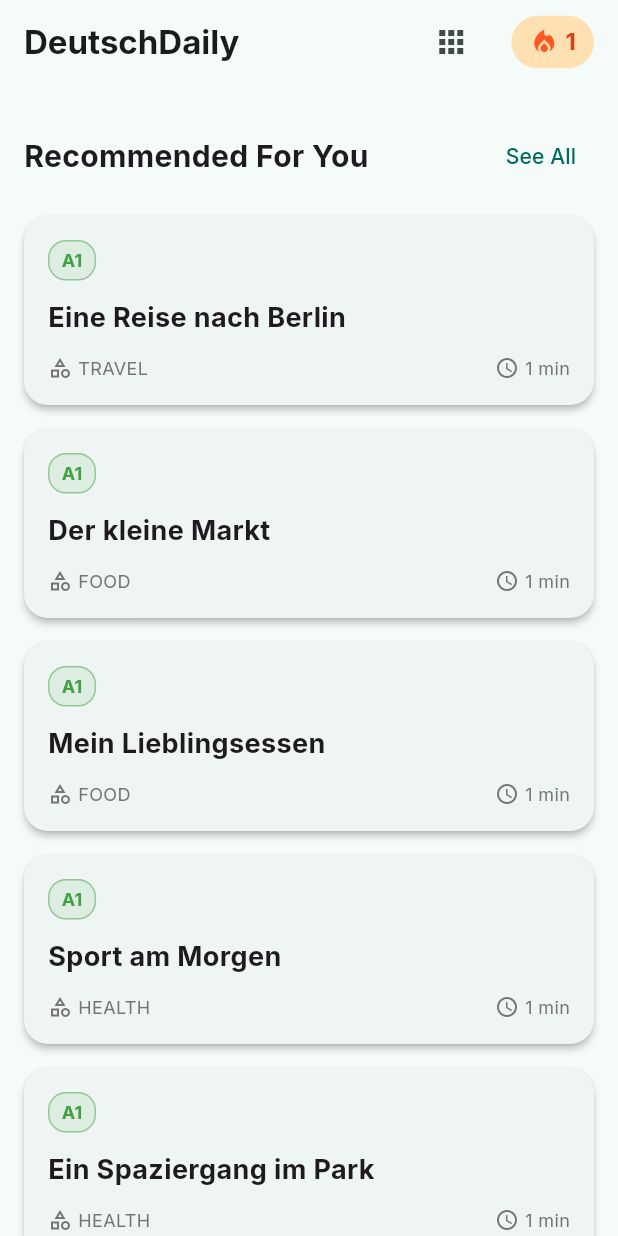
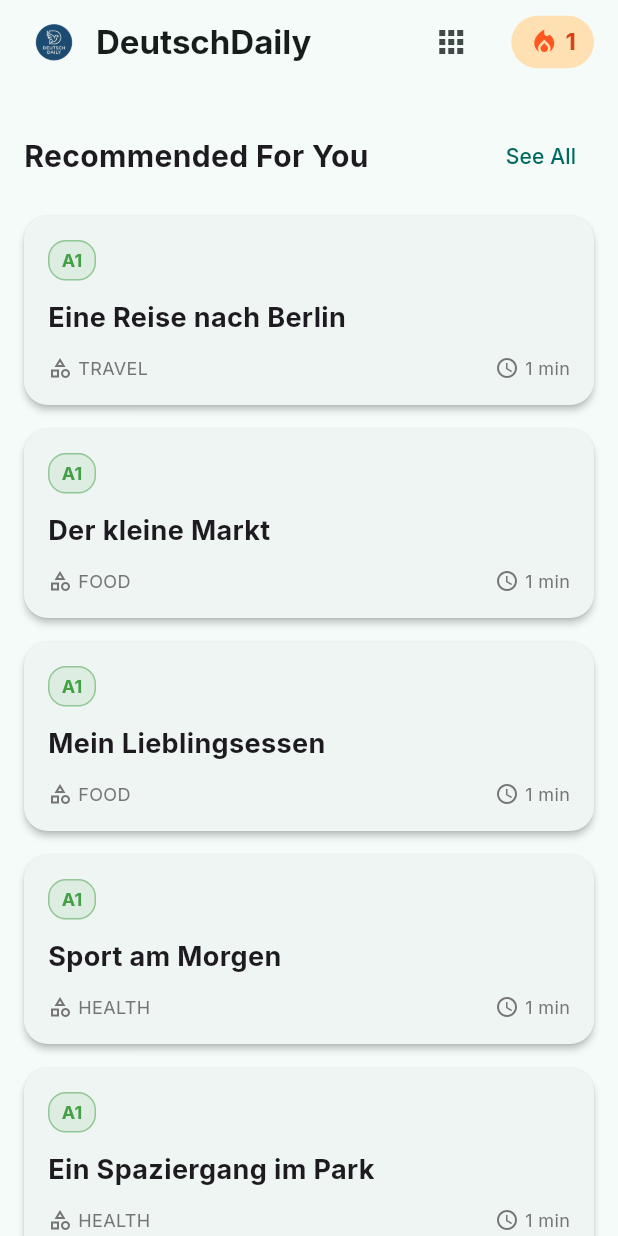
Before and after one commit to THUSHARTOM/DeutschDaily, a Flutter app: the HomeScreen screen opened directly, on a phone screen of 412 x 824 dp. Run offline on Flutter 3.47's test engine with Material 3 defaults, Android fonts, the phone set to English and light mode, and no system bars; our stand-ins replace google_fonts, hive, hive_flutter; accounts and stored records are empty.

Commit message:
Add app icon and update home screen

```diff
--- a/lib/screens/home_screen.dart
+++ b/lib/screens/home_screen.dart
@@ -61,7 +61,13 @@ class _HomeScreenState extends State<HomeScreen> {
   Widget build(BuildContext context) {
     return Scaffold(
       appBar: AppBar(
-        title: const Text('DeutschDaily', style: TextStyle(fontWeight: FontWeight.bold)),
+        title: Row(
+          children: [
+            Image.asset('assets/app_icon.png', height: 40),
+            const SizedBox(width: 8),
+            const Text('DeutschDaily', style: TextStyle(fontWeight: FontWeight.bold)),
+          ],
+        ),
         actions: [
           IconButton(
             icon: const Icon(Icons.apps), // Main menu/library icon
```
Also changed, not shown: pubspec.yaml (+8 -0 lines), assets/app_icon.png (added), pubspec.lock, 28 other files.
